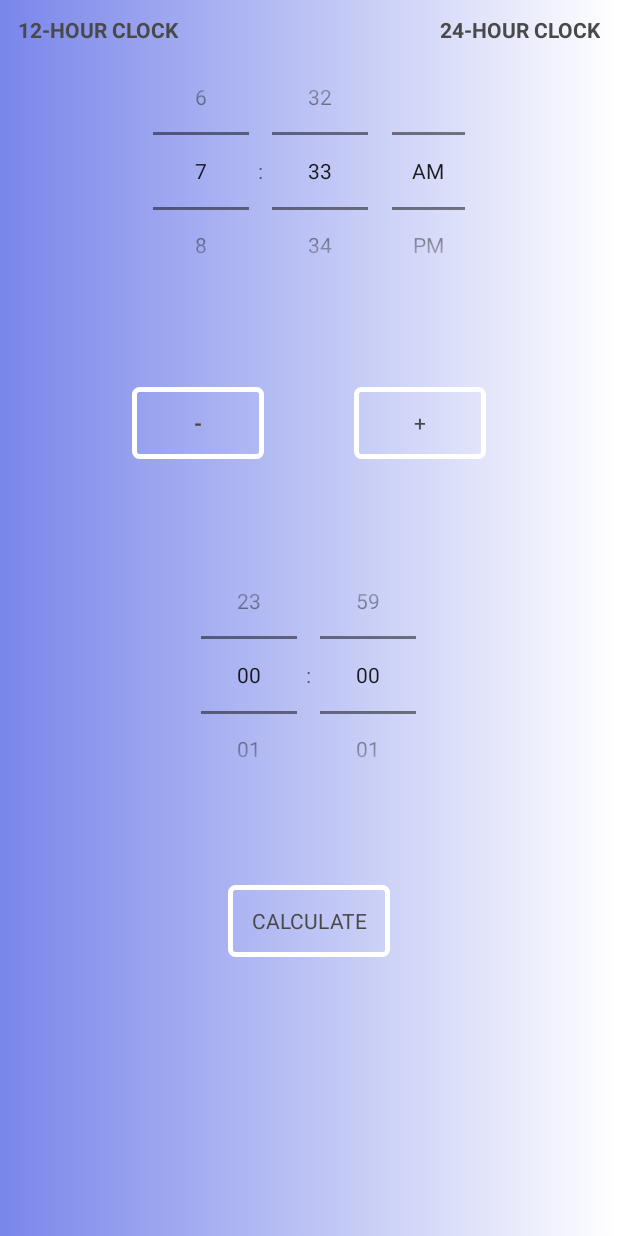
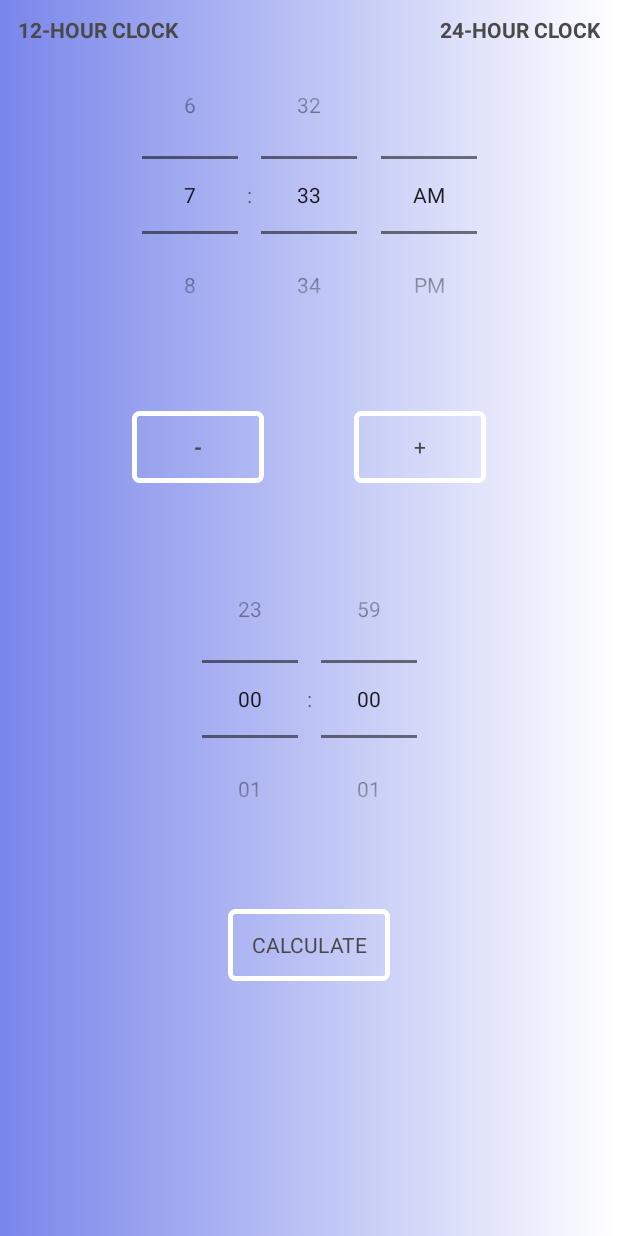
Before and after one commit to IrinaKolobova/TimeCalculator, an Android app: the MainActivity screen opened directly, with no data from a screen before it, on a phone screen of 412 x 824 dp. Run offline under Robolectric (Android 15) with nearby library versions, the light colour scheme and no system bars.

Commit message:
Remove landscape orientation.

```diff
--- a/app/src/main/AndroidManifest.xml
+++ b/app/src/main/AndroidManifest.xml
@@ -10,14 +10,16 @@
         android:supportsRtl="true"
         android:theme="@style/AppTheme">
         <activity android:name=".Splash"
-                android:theme="@style/SplashTheme">
+            android:theme="@style/SplashTheme"
+            android:screenOrientation="portrait">
             <intent-filter>
                 <action android:name="android.intent.action.MAIN" />
                 <category android:name="android.intent.category.LAUNCHER" />
             </intent-filter>
         </activity>
         <activity android:name=".MainActivity"
-            android:theme="@style/AppTheme">
+            android:theme="@style/AppTheme"
+            android:screenOrientation="portrait">
             <meta-data
                 android:name="android.support.PARENT_ACTIVITY"
                 android:value="com.example.timecalculator.Splash" />
--- a/app/src/main/res/layout/activity_main.xml
+++ b/app/src/main/res/layout/activity_main.xml
@@ -29,7 +29,7 @@
         style="?android:attr/borderlessButtonStyle"
         android:layout_width="wrap_content"
         android:layout_height="match_parent"
-        android:layout_gravity=""
+        android:layout_gravity="end"
         android:backgroundTint="@color/transparent"
         android:fontFamily="Quicksand"
         android:gravity="top|end"
@@ -45,8 +45,8 @@
 
     <TimePicker
         android:id="@+id/timePicker_startingTime"
-        android:layout_width="240dp"
-        android:layout_height="180dp"
+        android:layout_width="wrap_content"
+        android:layout_height="wrap_content"
         android:layout_gravity="center_vertical"
         android:layout_marginTop="24dp"
         android:elevation="12dp"
@@ -90,8 +90,8 @@
 
     <TimePicker
         android:id="@+id/timePicker_amountToAdd"
-        android:layout_width="240dp"
-        android:layout_height="180dp"
+        android:layout_width="wrap_content"
+        android:layout_height="wrap_content"
         android:layout_gravity="center_vertical"
         android:layout_marginTop="12dp"
         android:elevation="12dp"
```
